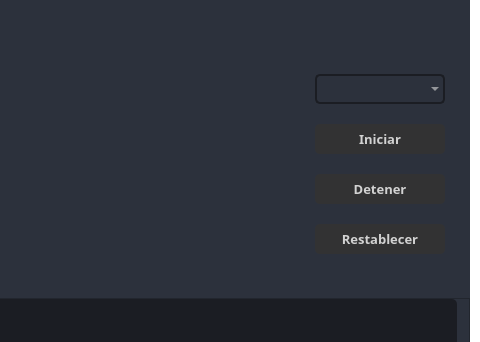
This is visuals/GUI_BASE.ui in dariolggomez/HEATS-BOARD as Qt 5 draws it before an edit; both pictures show x 500 to 980 and y 255 to 597 of the 980 by 718 pixel window. The edited form follows.
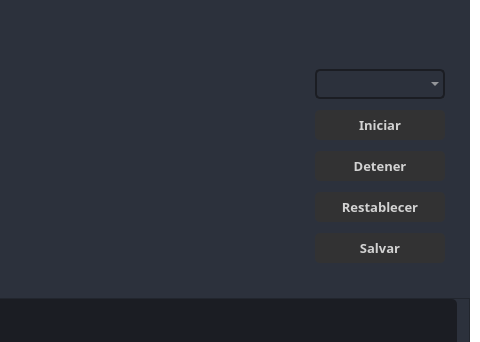
This is the edited form. The open tabs and pages were chosen to show the change. Icons and pictures are not drawn.

The edit to the form file:
```diff
--- a/visuals/GUI_BASE.ui
+++ b/visuals/GUI_BASE.ui
@@ -4986,7 +4986,7 @@
                             </property>
                             <layout class="QVBoxLayout" name="verticalLayout_29">
                              <property name="topMargin">
-                              <number>0</number>
+                              <number>4</number>
                              </property>
                              <property name="bottomMargin">
                               <number>12</number>
@@ -5102,6 +5102,42 @@
                                </property>
                               </widget>
                              </item>
+                             <item>
+                              <widget class="QPushButton" name="save_btn">
+                               <property name="minimumSize">
+                                <size>
+                                 <width>65</width>
+                                 <height>30</height>
+                                </size>
+                               </property>
+                               <property name="font">
+                                <font>
+                                 <family>Segoe UI Semibold</family>
+                                 <pointsize>10</pointsize>
+                                 <weight>75</weight>
+                                 <bold>true</bold>
+                                </font>
+                               </property>
+                               <property name="styleSheet">
+                                <string notr="true">QPushButton {
+	border: 2px solid rgb(50, 50, 51);
+	border-radius: 5px;	
+	background-color: rgb(50, 50, 51);
+}
+QPushButton:hover {
+	background-color: rgb(56, 56, 57);
+	border: 2px solid rgb(56, 56, 57);
+}
+QPushButton:pressed {	
+	background-color: rgb(56, 56, 57);
+	border: 1px solid rgb(0, 122, 204);
+}</string>
+                               </property>
+                               <property name="text">
+                                <string>Salvar</string>
+                               </property>
+                              </widget>
+                             </item>
                             </layout>
                            </widget>
                           </item>
```
Left out of the diff: 2 changed lines with no effect on the pictures.
